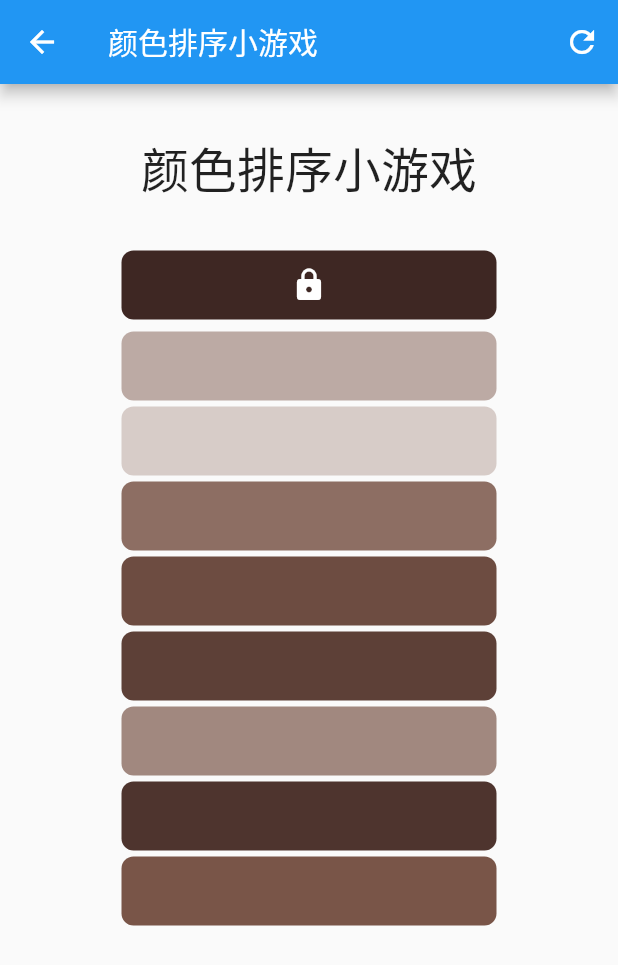
After one commit to svran/flutter-learning, a Flutter app: the KeyColorGameDemoPage screen opened directly, on a phone screen of 412 x 824 dp. The commit adds this screen. Shown: the top 965 px of the screen. Run offline on Flutter 3.47's test engine with Material 2 defaults, Android fonts, the phone set to English and light mode, and no system bars; drawn by our look-alikes of oktoast; our stand-ins replace dio, event_bus, logger; network calls fail.

Commit message:
_ 颜色排序, 滚动.

```diff
--- a/lib/ws/initalize_ws_pages_data.dart
+++ b/lib/ws/initalize_ws_pages_data.dart
@@ -17,9 +17,16 @@ import 'package:svran_flutter_study/ws/anim/a15/board_painter.dart';
 import 'package:svran_flutter_study/ws/key/k01/key01_no_key.dart';
 import 'package:svran_flutter_study/ws/key/k02/local_key.dart';
 import 'package:svran_flutter_study/ws/key/k03/global_key.dart';
+import 'package:svran_flutter_study/ws/key/k04/key_color_game.dart';
+import 'package:svran_flutter_study/ws/scrollable/scrollable_list.dart';
+import 'package:svran_flutter_study/ws/scrollable/scrollable_widget.dart';
 
 final List<SvranListBean> wsData = [
+  // 滚动(Scrollable) 列表
+  SvranListBean("滚动 02 其他科滚动控件", const ScrollableWidgetDemoPage()),
+  SvranListBean("滚动 01 滚动列表", const ScrollableListDemoPage()),
   // key 相关
+  SvranListBean("Key 04 实例Key,颜色排序游戏", const KeyColorGameDemoPage()),
   SvranListBean("Key 03 全局键 GlobalKey", const GlobalKeyDemoPage()),
   SvranListBean("Key 02 局部键 LocalKey", const SvranLocalKeyDemoPage()),
   SvranListBean("Key 01 没有Key会发生什么奇怪现象", const NoKeyDemoPage()),
--- /dev/null
+++ b/lib/ws/key/k04/key_color_game.dart
@@ -0,0 +1,220 @@
+import 'dart:math';
+
+import 'package:flutter/material.dart';
+
+import '../../../public_code.dart';
+
+class KeyColorGameDemoPage extends StatefulWidget {
+  const KeyColorGameDemoPage({Key? key}) : super(key: key);
+
+  @override
+  State<KeyColorGameDemoPage> createState() => _KeyColorGameDemoPageState();
+}
+
+class _KeyColorGameDemoPageState extends State<KeyColorGameDemoPage> {
+  MaterialColor color = Colors.blue;
+  List<Color> colors = []; // = List.generate(8, (index) => color[(index + 1) * 100]);
+
+  int slot = 0;
+
+  _shuffle() {
+    color = Colors.primaries[Random().nextInt(Colors.primaries.length)];
+    colors = List.generate(8, (index) => color[(index + 1) * 100]!);
+    setState(() => colors.shuffle());
+  }
+
+  _checkWinCondition() {
+    var cc = colors.map((c) => c.computeLuminance()).toList();
+    logger.d("Svran: Flutter -> $cc");
+    bool success = true;
+    for (var i = 0; i < cc.length - 1; ++i) {
+      if (cc[i] > cc[i + 1]) {
+        success = false;
+        break;
+      }
+    }
+    logger.w("Svran: Flutter -> 胜利? : $success");
+  }
+
+  final _appBarKey = GlobalKey();
+  double offset = 0.0;
+
+  @override
+  void initState() {
+    _shuffle();
+    super.initState();
+  }
+
+  @override
+  Widget build(BuildContext context) {
+    return Scaffold(
+      appBar: AppBar(
+        title: const Text("颜色排序小游戏"),
+        actions: [
+          IconButton(
+            icon: const Icon(Icons.refresh),
+            onPressed: _shuffle,
+          )
+        ],
+      ),
+      body: Center(
+        child: Column(
+          mainAxisAlignment: MainAxisAlignment.center,
+          children: [
+            const SizedBox(height: 32),
+            const Text('颜色排序小游戏', style: TextStyle(fontSize: 32)),
+            const SizedBox(height: 32),
+            Container(
+              // 默认显示样式
+              width: Box.width,
+              height: Box.height - Box.margin * 2,
+              decoration: BoxDecoration(
+                color: color[900],
+                borderRadius: BorderRadius.circular(8.0),
+              ),
+              child: const Icon(Icons.lock, color: Colors.white),
+            ),
+            Expanded(
+              child: Listener(
+                onPointerMove: (event) {
+                  final y = event.position.dy - offset;
+                  if (y > (slot + 1) * Box.height) {
+                    if (slot >= colors.length - 1) return;
+                    setState(() {
+                      final c = colors[slot];
+                      colors[slot] = colors[slot + 1];
+                      colors[slot + 1] = c;
+                      slot++;
+                    });
+                  } else if (y < (slot * Box.height)) {
+                    if (slot <= 0) return;
+                    setState(() {
+                      final c = colors[slot];
+                      colors[slot] = colors[slot - 1];
+                      colors[slot - 1] = c;
+                      slot--;
+                    });
+                  }
+                },
+                child: SizedBox(
+                  width: 266,
+                  child: Stack(
+                    key: _appBarKey,
+                    children: List.generate(
+                      colors.length,
+                      (i) {
+                        return Box(
+                          key: ValueKey(colors[i]),
+                          color: colors[i],
+                          y: i * 50,
+                          onEnd: _checkWinCondition,
+                          onDrag: (color) {
+                            final index = colors.indexOf(color);
+                            // logger.d("Svran: Flutter -> 拖动了: $index");
+                            final rb = _appBarKey.currentContext?.findRenderObject() as RenderBox;
+                            offset = rb.localToGlobal(Offset.zero).dy;
+                            slot = index;
+                          },
+                        );
+                      },
+                    ),
+                  ),
+                ),
+              ),
+            ),
+          ],
+        ),
+      ),
+    );
+  }
+}
+
+class Box extends StatelessWidget {
+  static const width = 250.0;
+  static const height = 50.0;
+  static const margin = 2.0;
+
+  final Function(Color) onDrag;
+  final Function() onEnd;
+
+  final Color color;
+  final double x, y;
+
+  const Box({Key? key, required this.color, this.x = 0, this.y = 0, required this.onDrag, required this.onEnd})
+      : super(key: key);
+
+  @override
+  Widget build(BuildContext context) {
+    final container = Container(
+      // 默认显示样式
+      margin: const EdgeInsets.all(8.0),
+      width: width,
+      height: height - margin * 2,
+      decoration: BoxDecoration(
+        color: color,
+        borderRadius: BorderRadius.circular(8.0),
+      ),
+    );
+    return AnimatedPositioned(
+      duration: const Duration(milliseconds: 100),
+      left: x,
+      top: y,
+      child: Draggable(
+        onDragEnd: (details) => onEnd(),
+        onDragStarted: () => onDrag(color),
+        child: container,
+        feedback: container,
+        childWhenDragging: Visibility(
+          visible: false,
+          child: container,
+        ),
+      ),
+    );
+  }
+}
+
+//          final x = event.position.dx;
+//           // logger.d("Svran: Flutter -> 坐标x: $x");
+//           if (x > (slot + 1) * Box.width) {
+//             if (slot >= colors.length - 1) return;
+//             setState(() {
+//               final c = colors[slot];
+//               colors[slot] = colors[slot + 1];
+//               colors[slot + 1] = c;
+//               slot++;
+//             });
+//           } else if (x < (slot * Box.width)) {
+//             if (slot <= 0) return;
+//             setState(() {
+//               final c = colors[slot];
+//               colors[slot] = colors[slot - 1];
+//               colors[slot - 1] = c;
+//               slot--;
+//             });
+//           }
+
+// 最简单的实现方式:
+// ReorderableListView(
+//           onReorder: (int oldIndex, int newIndex) {
+//             if (newIndex > oldIndex) newIndex--;
+//             final element = boxes.removeAt(oldIndex);
+//             boxes.insert(newIndex, element);
+//           },
+//           children: boxes,
+//         )
+
+// class Box extends StatelessWidget {
+//   final Color? color;
+//
+//   const Box({Key? key, required this.color}) : super(key: key);
+//
+//   @override
+//   Widget build(BuildContext context) {
+//     return Container(
+//       margin: EdgeInsets.all(8.0),
+//       width: 50,
+//       height: 50,
+//       color: color,
+//     );
+//   }
+// }
```
Also changed, not shown: lib/ws/key/k03/global_key.dart (+37 -8 lines), lib/ws/scrollable/scrollable_list.dart (added, +68 -0 lines), lib/ws/scrollable/scrollable_widget.dart (added, +50 -0 lines).
